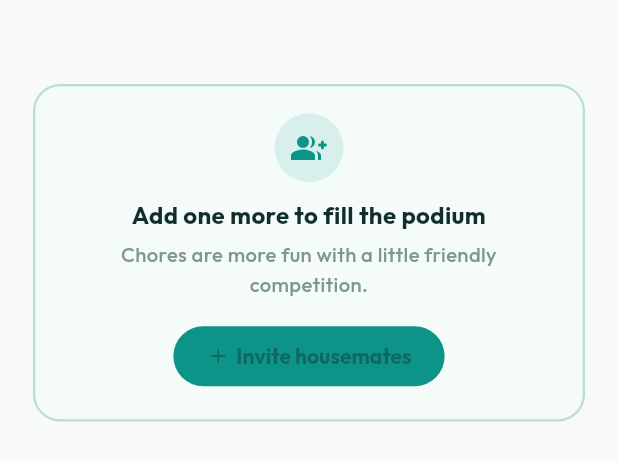
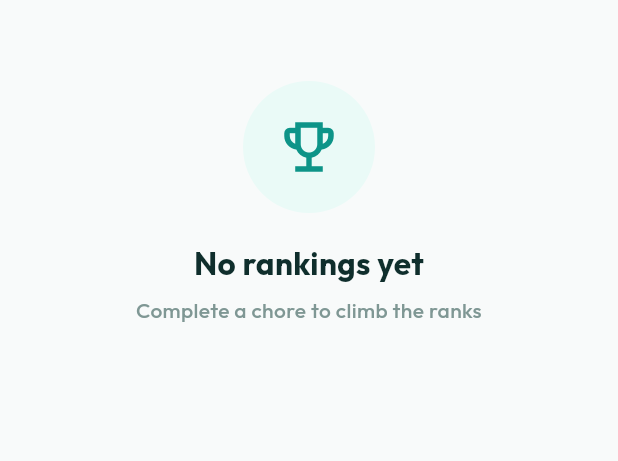
Before and after one commit to Ahzed11/chore-app, a Flutter app: the _LeaderboardBody widget shown alone on an empty page, opened directly with empty values, on a phone screen of 412 x 824 dp. Shown: the top 461 px of the screen. Run offline on Flutter 3.47's test engine with Material 3 defaults, Android fonts, the phone set to English and light mode, and no system bars; our stand-ins replace dio, flutter_riverpod, flutter_secure_storage, go_router, google_fonts, qr_flutter and 1 more; accounts and stored records are empty; network calls fail.

Commit message:
Fix stale Leaderboard widget tests after podium redesign, add empty state
The leaderboard was redesigned from a flat, keyed list (LeaderboardEntryTile,
rank_badge_N Containers, per-row highlight) to a podium layout, but the
widget tests still targeted the old structure, and none of them overrode
householdsNotifierProvider (watched for the admin check), leaving a real
Dio request pending and failing most tests at teardown.

- Override householdsNotifierProvider in both test builders to stop the
  Dio timer leak.
- Add key('scope_selector') to the period picker and disambiguate the
  "All Time" text, which now legitimately also appears in the range
  label subtitle.
- Replace the removed rank_badge_N/LeaderboardEntryTile assertions with
  checks against the podium's actual medal-colored avatar border
  (key('podium_avatar_$rank')) and pedestal number
  (key('podium_rank_$rank')), and against the "YOU" pill that now marks
  the current user instead of a highlighted row background.
- Fix a real display bug found along the way: tied second/third place
  entries always showed positional pedestal numbers "2"/"3" instead of
  their actual (possibly equal) rank; podium rank labels now use the
  entry's real `rank` field.
- Add a real "no rankings yet" empty state (key('empty_state_text'))
  for when the entries list is empty, matching the still-relevant
  "Complete a chore to climb the ranks" copy the header already uses.

Co-Authored-By: Claude Sonnet 5 <noreply@anthropic.com>
Claude-Session: https://claude.ai/code/session_016Gv43Asjhq38fUxgj1g11z

```diff
--- a/flutter_app/lib/features/leaderboard/screens/leaderboard_screen.dart
+++ b/flutter_app/lib/features/leaderboard/screens/leaderboard_screen.dart
@@ -244,6 +244,7 @@ class _PeriodPicker extends StatelessWidget {
   @override
   Widget build(BuildContext context) {
     return Container(
+      key: const Key('scope_selector'),
       margin: const EdgeInsets.fromLTRB(24, 14, 24, 0),
       padding: const EdgeInsets.all(4),
       decoration: BoxDecoration(
@@ -378,6 +379,15 @@ class _LeaderboardBody extends StatelessWidget {
   @override
   Widget build(BuildContext context) {
     final entries = result.entries;
+
+    if (entries.isEmpty) {
+      return ListView(
+        key: const Key('leaderboard_list'),
+        padding: const EdgeInsets.fromLTRB(22, 0, 22, 110),
+        children: const [_EmptyLeaderboardState()],
+      );
+    }
+
     final showInvite = entries.length < 3;
 
     return ListView(
@@ -394,6 +404,60 @@ class _LeaderboardBody extends StatelessWidget {
         if (entries.length > 3)
           _RestList(entries: entries, currentUserId: currentUserId),
       ],
+    );
+  }
+}
+
+// ---------------------------------------------------------------------------
+// Empty state — shown when no one has any points yet
+// ---------------------------------------------------------------------------
+
+class _EmptyLeaderboardState extends StatelessWidget {
+  const _EmptyLeaderboardState();
+
+  @override
+  Widget build(BuildContext context) {
+    return Padding(
+      padding: const EdgeInsets.symmetric(horizontal: 24, vertical: 54),
+      child: Column(
+        children: [
+          Container(
+            width: 88,
+            height: 88,
+            decoration: const BoxDecoration(
+              color: Color(0xFFEAFAF7),
+              shape: BoxShape.circle,
+            ),
+            child: const Icon(
+              Icons.emoji_events_outlined,
+              size: 44,
+              color: _teal,
+            ),
+          ),
+          const SizedBox(height: 18),
+          const Text(
+            'No rankings yet',
+            style: TextStyle(
+              fontSize: 21,
+              fontWeight: FontWeight.w700,
+              color: _darkText,
+            ),
+            textAlign: TextAlign.center,
+          ),
+          const SizedBox(height: 6),
+          const Text(
+            'Complete a chore to climb the ranks',
+            key: Key('empty_state_text'),
+            style: TextStyle(
+              fontSize: 14,
+              fontWeight: FontWeight.w500,
+              color: _secondaryText,
+              height: 1.5,
+            ),
+            textAlign: TextAlign.center,
+          ),
+        ],
+      ),
     );
   }
 }
@@ -424,7 +488,7 @@ class _Podium extends StatelessWidget {
           p2 != null
               ? _PodiumSlot(
                   entry: p2,
-                  rank: 2,
+                  rank: p2.rank,
                   avatarSize: 56,
                   avatarFontSize: 19,
                   borderColor: const Color(0xFFCBD5E1),
@@ -458,7 +522,7 @@ class _Podium extends StatelessWidget {
           p3 != null
               ? _PodiumSlot(
                   entry: p3,
-                  rank: 3,
+                  rank: p3.rank,
                   avatarSize: 56,
                   avatarFontSize: 19,
                   borderColor: const Color(0xFFE0B48C),
@@ -511,6 +575,7 @@ class _PodiumSlotFirst extends StatelessWidget {
                 children: [
                   // Avatar
                   Container(
+                    key: const Key('podium_avatar_1'),
                     width: 68,
                     height: 68,
                     decoration: BoxDecoration(
@@ -608,6 +673,7 @@ class _PodiumSlotFirst extends StatelessWidget {
                 padding: EdgeInsets.only(top: 11),
                 child: Text(
                   '1',
+                  key: Key('podium_rank_1'),
                   style: TextStyle(
                     fontSize: 32,
                     fontWeight: FontWeight.w800,
@@ -666,6 +732,7 @@ class _PodiumSlot extends StatelessWidget {
           Column(
             children: [
               Container(
+                key: Key('podium_avatar_$rank'),
                 width: avatarSize,
                 height: avatarSize,
                 decoration: BoxDecoration(
@@ -744,6 +811,7 @@ class _PodiumSlot extends StatelessWidget {
                 padding: const EdgeInsets.only(top: 8),
                 child: Text(
                   '$rank',
+                  key: Key('podium_rank_$rank'),
                   style: TextStyle(
                     fontSize: pedestalNumSize,
                     fontWeight: FontWeight.w800,
```
Also changed, not shown: 1 other file.
